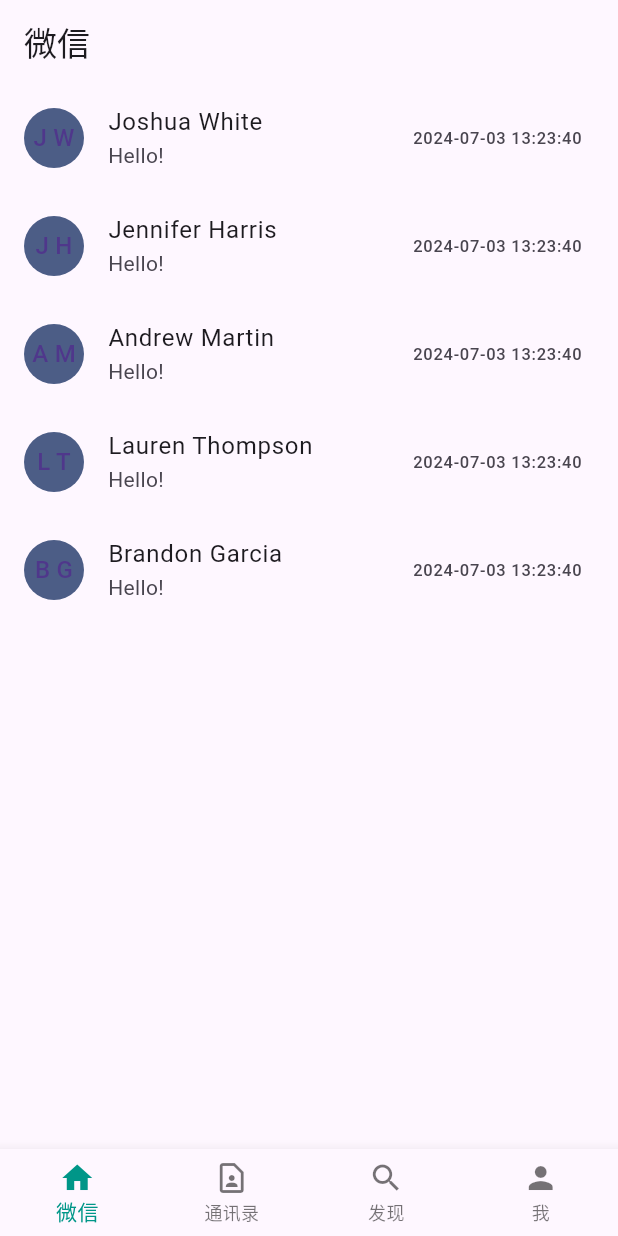
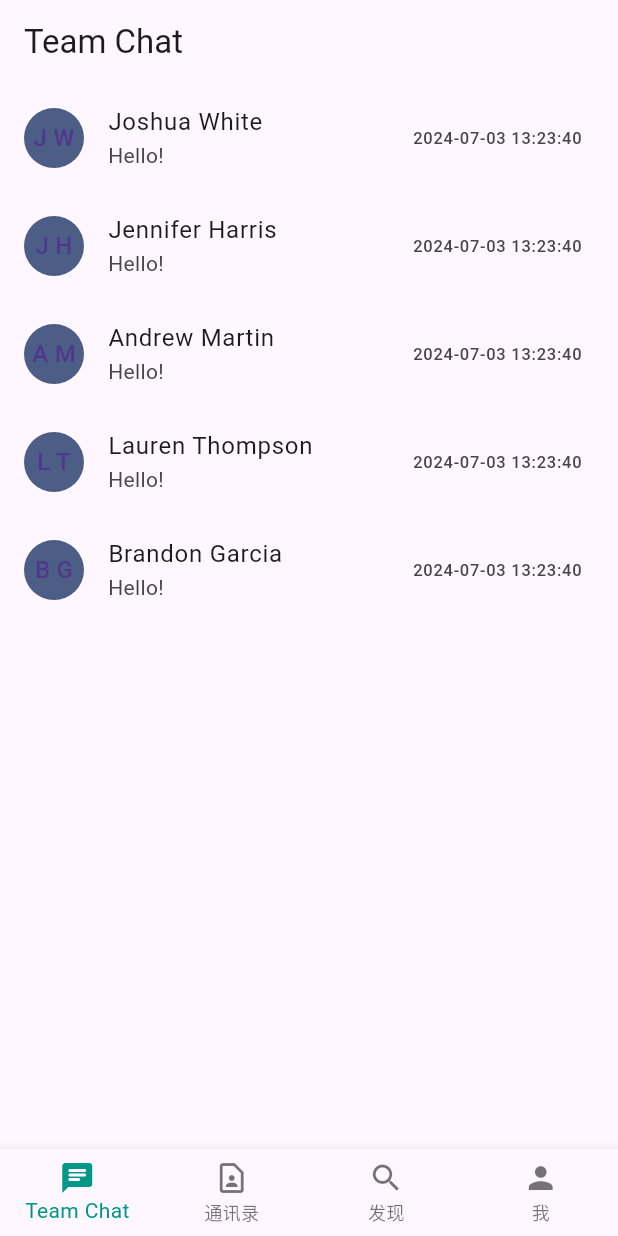
Before and after one commit to 0753Ljuc/team_chat_demo, a Flutter app: the screen it shows after launch, on a phone screen of 412 x 824 dp. Run offline on Flutter 3.47's test engine with Material 3 defaults, Android fonts, the phone set to English and light mode, and no system bars.

Commit message:
feat: team chat screen

```diff
--- a/lib/chat/widgets/chat_history.dart
+++ b/lib/chat/widgets/chat_history.dart
@@ -2,19 +2,19 @@ import 'package:flutter/material.dart';
 import 'package:team_chat_demo/common/utils.dart';
 import 'package:team_chat_demo/contacts/widgets/contact_point.dart';
 
-class Message extends ContactPoint {
+class Message {
   final DateTime time;
   final String text;
+  final ContactPoint cp;
 
-  Message(super.avatar, super.name, this.text, this.time);
+  Message(this.time, this.text, this.cp);
 
   factory Message.fromContact(
       ContactPoint contact, DateTime time, String text) {
     return Message(
-      contact.avatar,
-      contact.name,
+      time,
       text,
-      time,
+      contact,
     );
   }
 }
@@ -38,13 +38,14 @@ class ChatHistory extends StatelessWidget {
       itemCount: messages.length,
       itemBuilder: (context, index) {
         final message = messages[index];
-        final isMe = message.name == me.name && message.avatar == me.avatar;
+        final isMe =
+            message.cp.name == me.name && message.cp.avatar == me.avatar;
         return Padding(
           padding: const EdgeInsets.symmetric(vertical: 8.0, horizontal: 12.0),
           child: Row(
             crossAxisAlignment: CrossAxisAlignment.start,
             children: [
-              if (!isMe) message.avatar,
+              if (!isMe) message.cp.avatar,
               const SizedBox(width: 8.0),
               Expanded(
                 child: Column(
--- a/lib/common/utils.dart
+++ b/lib/common/utils.dart
@@ -3,7 +3,6 @@ import 'dart:math';
 import 'package:flutter/material.dart';
 import 'package:provider/provider.dart';
 import 'package:team_chat_demo/chat/widgets/chat_history.dart';
-import 'package:team_chat_demo/contacts/widgets/contact_point.dart';
 import 'package:team_chat_demo/providers/contacts.dart';
 
 Color getRandomColor() {
@@ -48,5 +47,6 @@ DateTime generateRandomTimeWithinDuration(
 
 String getDisplayTime(DateTime time) {
   String str = time.toLocal().toString();
-  return str.substring(0, str.length - 4);
+
+  return str.split(".")[0];
 }
--- a/lib/wechat/wechat_screen.dart
+++ b/lib/team_chat/team_chat_screen.dart
@@ -2,14 +2,14 @@ import 'package:flutter/material.dart';
 import 'package:provider/provider.dart';
 import 'package:team_chat_demo/chat/widgets/chat_history.dart';
 import 'package:team_chat_demo/providers/chats.dart';
-import 'package:team_chat_demo/wechat/widgets/chat_list.dart';
+import 'package:team_chat_demo/team_chat/widgets/chat_list.dart';
 
-class WechatScreen extends StatelessWidget {
-  const WechatScreen({super.key});
+class TeamChatScreen extends StatelessWidget {
+  const TeamChatScreen({super.key});
 
   @override
   Widget build(BuildContext context) {
-    List<Message> list = context.read<Chats>().chats;
+    List<Message> list = context.watch<Chats>().chats;
 
     return ChatList(list: list);
   }
--- /dev/null
+++ b/lib/team_chat/widgets/chat_list.dart
@@ -0,0 +1,42 @@
+import 'package:flutter/material.dart';
+import 'package:team_chat_demo/chat/chat_screen.dart';
+import 'package:team_chat_demo/chat/widgets/chat_history.dart';
+import 'package:team_chat_demo/common/utils.dart';
+
+class ChatList extends StatelessWidget {
+  const ChatList({super.key, required this.list});
+
+  final List<Message> list;
+
+  @override
+  Widget build(BuildContext context) {
+    return ListView.builder(
+      itemCount: list.length,
+      itemBuilder: (context, index) {
+        Message item = list[index];
+
+        return ListTile(
+            onTap: () {
+              Navigator.push(
+                  context,
+                  MaterialPageRoute(
+                      builder: (context) => ChatScreen(
+                            contact: item.cp,
+                          )));
+            },
+            leading: item.cp.avatar,
+            title: Text(
+              item.cp.name,
+              overflow: TextOverflow.ellipsis,
+              maxLines: 1,
+            ),
+            subtitle: Text(
+              item.text,
+              overflow: TextOverflow.ellipsis,
+              maxLines: 1,
+            ),
+            trailing: Text(getDisplayTime(item.time)));
+      },
+    );
+  }
+}
--- a/lib/wechat/widgets/chat_list.dart
+++ /dev/null
@@ -1,24 +0,0 @@
-import 'package:flutter/material.dart';
-import 'package:team_chat_demo/chat/widgets/chat_history.dart';
-import 'package:team_chat_demo/common/utils.dart';
-
-class ChatList extends StatelessWidget {
-  const ChatList({super.key, required this.list});
-
-  final List<Message> list;
-
-  @override
-  Widget build(BuildContext context) {
-    return ListView.builder(
-      itemCount: list.length,
-      itemBuilder: (context, index) {
-        Message item = list[index];
-        return ListTile(
-            leading: item.avatar,
-            title: Text(item.name),
-            subtitle: Text(item.text),
-            trailing: Text(getDisplayTime(item.time)));
-      },
-    );
-  }
-}
--- a/lib/widgets/custom_scaffold.dart
+++ b/lib/widgets/custom_scaffold.dart
@@ -1,6 +1,6 @@
 import 'package:flutter/material.dart';
 import 'package:team_chat_demo/contacts/contact_screen.dart';
-import 'package:team_chat_demo/wechat/wechat_screen.dart';
+import 'package:team_chat_demo/team_chat/team_chat_screen.dart';
 
 class CustomScaffold extends StatefulWidget {
   const CustomScaffold({super.key});
@@ -11,10 +11,10 @@ class CustomScaffold extends StatefulWidget {
 
 List<(Widget, BottomNavigationBarItem)> _screens = [
   (
-    WechatScreen(),
+    const TeamChatScreen(),
     const BottomNavigationBarItem(
-      icon: Icon(Icons.home),
-      label: '微信',
+      icon: Icon(Icons.chat_rounded),
+      label: 'Team Chat',
     )
   ),
   (
```
Also changed, not shown: lib/chat/chat_screen.dart (+24 -9 lines), lib/providers/chats.dart (+20 -1 lines), lib/wechat/widgets/chat_item.dart (deleted, +0 -11 lines).
